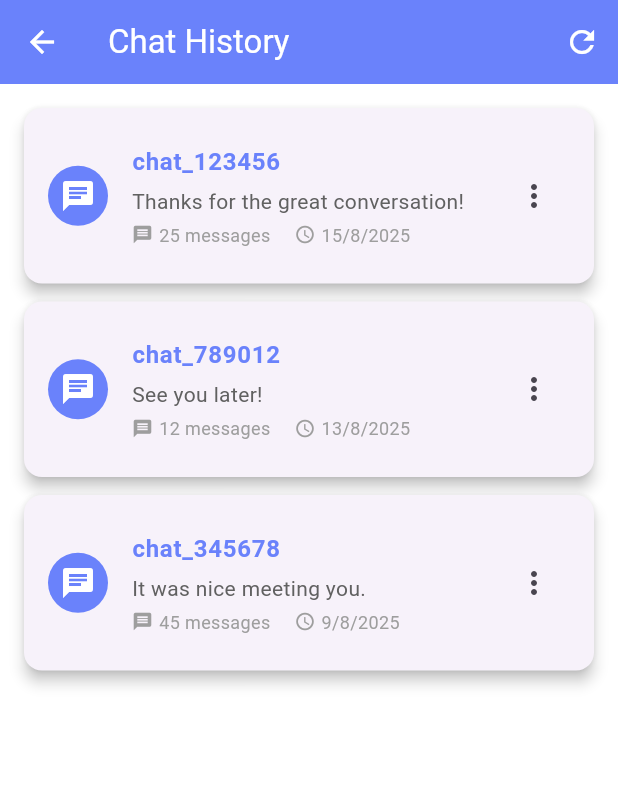
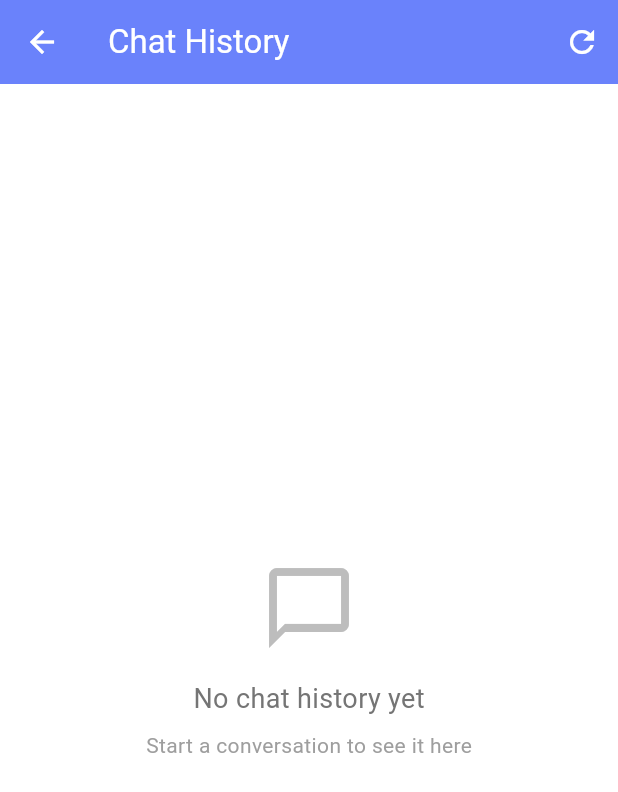
Before and after one commit to HimashaChinthani/Flutter_chat_app, a Flutter app: the screen it shows after launch, after a tap on "Chat History", on a phone screen of 412 x 824 dp. Shown: the top 792 px of the screen. Run offline on Flutter 3.47's test engine with Material 3 defaults, Android fonts, the phone set to English and light mode, and no system bars; our stand-ins replace qr_flutter, sqflite; missing offline and left inert: mobile_scanner; accounts and stored records are empty.

Commit message:
add all changes

```diff
--- a/my_flutter_app/lib/view/chat_history.dart
+++ b/my_flutter_app/lib/view/chat_history.dart
@@ -1,6 +1,7 @@
 import 'package:flutter/material.dart';
 import '../theme.dart';
 import '../models/chat_session.dart';
+import '../services/database_service.dart';
 import 'chat_screen.dart';
 
 class ChatHistoryScreen extends StatefulWidget {
@@ -17,8 +18,14 @@ class _ChatHistoryScreenState extends State<ChatHistoryScreen> {
     loadChatHistory();
   }
 
-  void loadChatHistory() {
-    // Simulate loading chat history from SQLite
+  void loadChatHistory() async {
+    try {
+      final sessions = await DatabaseService.getChatSessions();
+      setState(() {
+        chatSessions = sessions;
+      });
+    } catch (e) {
+      // If database fails, show sample data
       setState(() {
         chatSessions = [
           ChatSession(
@@ -35,15 +42,9 @@ class _ChatHistoryScreenState extends State<ChatHistoryScreen> {
             messageCount: 12,
             lastMessage: 'See you later!',
           ),
-        ChatSession(
-          id: 'chat_345678',
-          startTime: DateTime.now().subtract(Duration(days: 7)),
-          endTime: DateTime.now().subtract(Duration(days: 7, hours: -3)),
-          messageCount: 45,
-          lastMessage: 'It was nice meeting you.',
-        ),
         ];
       });
+    }
   }
 
   void deleteChatSession(String sessionId) {
@@ -59,7 +60,9 @@ class _ChatHistoryScreenState extends State<ChatHistoryScreen> {
               child: Text('Cancel'),
             ),
             ElevatedButton(
-              onPressed: () {
+              onPressed: () async {
+                try {
+                  await DatabaseService.deleteChatSession(sessionId);
                   setState(() {
                     chatSessions.removeWhere(
                       (session) => session.id == sessionId,
@@ -72,6 +75,15 @@ class _ChatHistoryScreenState extends State<ChatHistoryScreen> {
                       backgroundColor: Colors.red,
                     ),
                   );
+                } catch (e) {
+                  Navigator.of(context).pop();
+                  ScaffoldMessenger.of(context).showSnackBar(
+                    SnackBar(
+                      content: Text('Error deleting chat session'),
+                      backgroundColor: Colors.red,
+                    ),
+                  );
+                }
               },
               style: ElevatedButton.styleFrom(backgroundColor: Colors.red),
               child: Text('Delete'),
--- a/my_flutter_app/lib/view/qr_generator.dart
+++ b/my_flutter_app/lib/view/qr_generator.dart
@@ -2,6 +2,7 @@ import 'package:flutter/material.dart';
 import 'package:qr_flutter/qr_flutter.dart';
 import '../theme.dart';
 import '../main.dart';
+import '../services/chat_service.dart';
 import 'dart:math';
 
 class QRGeneratorScreen extends StatefulWidget {
@@ -24,10 +25,13 @@ class _QRGeneratorScreenState extends State<QRGeneratorScreen> {
     sessionId = 'chat_${random.nextInt(999999).toString().padLeft(6, '0')}';
   }
 
-  void startWaitingForConnection() {
+  void startWaitingForConnection() async {
     setState(() {
       isWaitingForConnection = true;
     });
+
+    // Create a new chat session in the database when starting to wait
+    await ChatService.startNewChatSession(sessionId);
 
     // Simulate waiting for connection
     Future.delayed(Duration(seconds: 3), () {
--- a/my_flutter_app/lib/view/qr_scanner.dart
+++ b/my_flutter_app/lib/view/qr_scanner.dart
@@ -1,6 +1,7 @@
 import 'package:flutter/material.dart';
 import 'package:mobile_scanner/mobile_scanner.dart';
 import '../theme.dart';
+import '../services/chat_service.dart';
 import 'chat_screen.dart';
 
 class QRScannerScreen extends StatefulWidget {
@@ -98,7 +99,10 @@ class _QRScannerScreenState extends State<QRScannerScreen> {
     );
   }
 
-  void startChat() {
+  void startChat() async {
+    // Create a new chat session in the database
+    await ChatService.startNewChatSession(scannedData);
+
     Navigator.pushReplacement(
       context,
       MaterialPageRoute(
```
Also changed, not shown: my_flutter_app/lib/view/chat_screen.dart (+28 -12 lines). Lines whose indentation alone changed are shown as unchanged.
